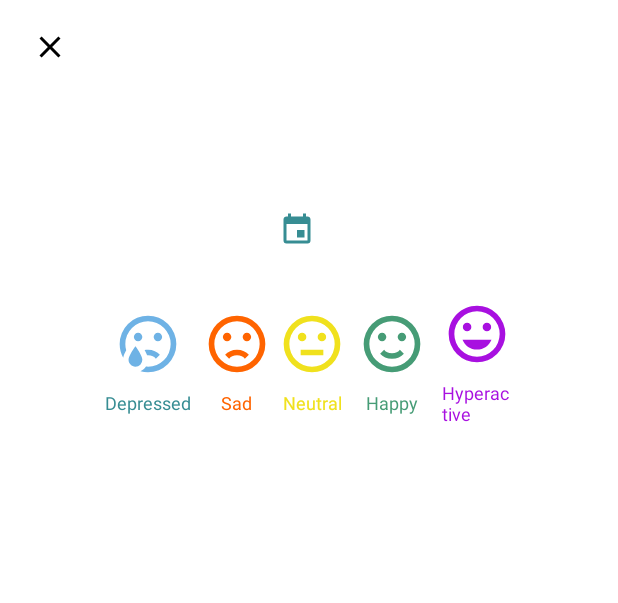
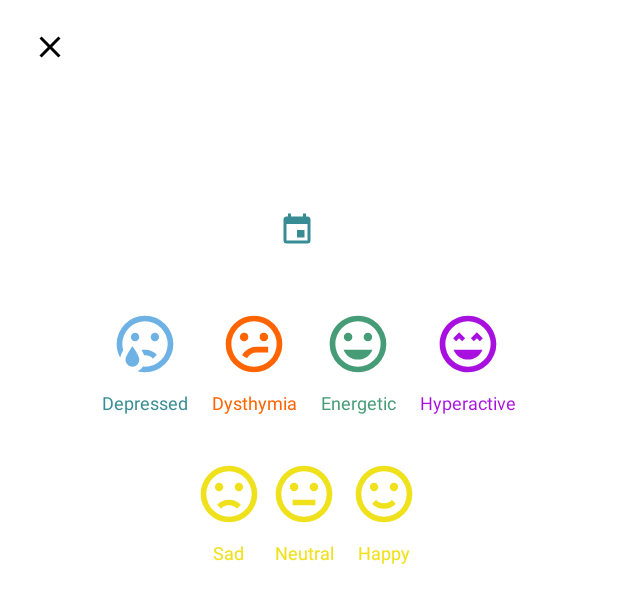
Before and after one commit to alakhalil/Mobile-interactions, an Android app: the layout fragment_feelings.xml on its own in the app's theme, with its tools: preview values and no code run, on a phone screen of 412 x 824 dp. Shown: the top 603 px of the screen. Run offline under Robolectric (Android 15) with nearby library versions, the phone set to English and light mode, and no system bars.

Commit message:
add 2 more moods and fix the changes in all fragments

```diff
--- a/MoodTracker/app/src/main/java/com/example/moodtracker/repositories/EntryRepository.java
+++ b/MoodTracker/app/src/main/java/com/example/moodtracker/repositories/EntryRepository.java
@@ -29,7 +29,7 @@ public class EntryRepository {
 
     private void setEntries() {
         int[] imageId = {R.drawable.emoticon_sad_btn, R.drawable.emoticon_happy_btn
-                , R.drawable.emoticon_depressed_btn, R.drawable.emoticon_hyperactive_btn,
+                , R.drawable.emoticon_depressed_btn, R.drawable.emoticon_energetic_btn,
                 R.drawable.emoticon_neutral_btn};
         int[] attachedImageId = {0, R.drawable.entry_img, 0, 0, 0};
         String[] feeling_description = {"Feeling sad", "Feeling happy", "Feeling depressed", "Feeling hyperactive", "Feeling neutral"};
--- a/MoodTracker/app/src/main/java/com/example/moodtracker/views/NormalFeelingsFragment.java
+++ b/MoodTracker/app/src/main/java/com/example/moodtracker/views/NormalFeelingsFragment.java
@@ -69,7 +69,7 @@ public class NormalFeelingsFragment extends BottomSheetDialogFragment {
                 getParentFragment().onDestroyView();
                 homeViewModel.addNewValue(new Entry(
                         feelingDescription,
-                        "Main reason was "+ textView.getText().toString(),
+                        "Main reason is related to "+ textView.getText().toString().toLowerCase(),
                         0,
                         feelingsIcon));
             }});
--- /dev/null
+++ b/MoodTracker/app/src/main/res/drawable-v24/emoticon_dysthymia_btn.xml
@@ -0,0 +1,8 @@
+<!-- drawable/emoticon_confused_outline.xml -->
+<vector xmlns:android="http://schemas.android.com/apk/res/android"
+    android:height="45dp"
+    android:width="45dp"
+    android:viewportWidth="24"
+    android:viewportHeight="24">
+    <path android:fillColor="#ff6400" android:pathData="M20 12A8 8 0 1 0 12 20A8 8 0 0 0 20 12M22 12A10 10 0 1 1 12 2A10 10 0 0 1 22 12M15.5 8A1.5 1.5 0 1 1 14 9.5A1.54 1.54 0 0 1 15.5 8M10 9.5A1.5 1.5 0 1 1 8.5 8A1.54 1.54 0 0 1 10 9.5M17 15H13A4 4 0 0 0 9.53 17L7.8 16A6 6 0 0 1 13 13H17Z" />
+</vector>
--- /dev/null
+++ b/MoodTracker/app/src/main/res/drawable-v24/emoticon_energetic_btn.xml
@@ -0,0 +1,8 @@
+<!-- drawable/emoticon_outline.xml -->
+<vector xmlns:android="http://schemas.android.com/apk/res/android"
+    android:height="45dp"
+    android:width="45dp"
+    android:viewportWidth="24"
+    android:viewportHeight="24">
+    <path android:fillColor="#469c76" android:pathData="M12,17.5C14.33,17.5 16.3,16.04 17.11,14H6.89C7.69,16.04 9.67,17.5 12,17.5M8.5,11A1.5,1.5 0 0,0 10,9.5A1.5,1.5 0 0,0 8.5,8A1.5,1.5 0 0,0 7,9.5A1.5,1.5 0 0,0 8.5,11M15.5,11A1.5,1.5 0 0,0 17,9.5A1.5,1.5 0 0,0 15.5,8A1.5,1.5 0 0,0 14,9.5A1.5,1.5 0 0,0 15.5,11M12,20A8,8 0 0,1 4,12A8,8 0 0,1 12,4A8,8 0 0,1 20,12A8,8 0 0,1 12,20M12,2C6.47,2 2,6.5 2,12A10,10 0 0,0 12,22A10,10 0 0,0 22,12A10,10 0 0,0 12,2Z" />
+</vector>
--- a/MoodTracker/app/src/main/res/drawable-v24/emoticon_happy_btn.xml
+++ b/MoodTracker/app/src/main/res/drawable-v24/emoticon_happy_btn.xml
@@ -4,5 +4,5 @@
     android:width="45dp"
     android:viewportWidth="24"
     android:viewportHeight="24">
-    <path android:fillColor="#469c76" android:pathData="M20,12A8,8 0 0,0 12,4A8,8 0 0,0 4,12A8,8 0 0,0 12,20A8,8 0 0,0 20,12M22,12A10,10 0 0,1 12,22A10,10 0 0,1 2,12A10,10 0 0,1 12,2A10,10 0 0,1 22,12M10,9.5C10,10.3 9.3,11 8.5,11C7.7,11 7,10.3 7,9.5C7,8.7 7.7,8 8.5,8C9.3,8 10,8.7 10,9.5M17,9.5C17,10.3 16.3,11 15.5,11C14.7,11 14,10.3 14,9.5C14,8.7 14.7,8 15.5,8C16.3,8 17,8.7 17,9.5M12,17.23C10.25,17.23 8.71,16.5 7.81,15.42L9.23,14C9.68,14.72 10.75,15.23 12,15.23C13.25,15.23 14.32,14.72 14.77,14L16.19,15.42C15.29,16.5 13.75,17.23 12,17.23Z" />
+    <path android:fillColor="#f0e11d" android:pathData="M20,12A8,8 0 0,0 12,4A8,8 0 0,0 4,12A8,8 0 0,0 12,20A8,8 0 0,0 20,12M22,12A10,10 0 0,1 12,22A10,10 0 0,1 2,12A10,10 0 0,1 12,2A10,10 0 0,1 22,12M10,9.5C10,10.3 9.3,11 8.5,11C7.7,11 7,10.3 7,9.5C7,8.7 7.7,8 8.5,8C9.3,8 10,8.7 10,9.5M17,9.5C17,10.3 16.3,11 15.5,11C14.7,11 14,10.3 14,9.5C14,8.7 14.7,8 15.5,8C16.3,8 17,8.7 17,9.5M12,17.23C10.25,17.23 8.71,16.5 7.81,15.42L9.23,14C9.68,14.72 10.75,15.23 12,15.23C13.25,15.23 14.32,14.72 14.77,14L16.19,15.42C15.29,16.5 13.75,17.23 12,17.23Z" />
 </vector>
--- a/MoodTracker/app/src/main/res/drawable-v24/emoticon_hyperactive_btn.xml
+++ b/MoodTracker/app/src/main/res/drawable-v24/emoticon_hyperactive_btn.xml
@@ -1,8 +1,8 @@
-<!-- drawable/emoticon_outline.xml -->
+<!-- drawable/emoticon_excited_outline.xml -->
 <vector xmlns:android="http://schemas.android.com/apk/res/android"
     android:height="45dp"
     android:width="45dp"
     android:viewportWidth="24"
     android:viewportHeight="24">
-    <path android:fillColor="#a810e0" android:pathData="M12,17.5C14.33,17.5 16.3,16.04 17.11,14H6.89C7.69,16.04 9.67,17.5 12,17.5M8.5,11A1.5,1.5 0 0,0 10,9.5A1.5,1.5 0 0,0 8.5,8A1.5,1.5 0 0,0 7,9.5A1.5,1.5 0 0,0 8.5,11M15.5,11A1.5,1.5 0 0,0 17,9.5A1.5,1.5 0 0,0 15.5,8A1.5,1.5 0 0,0 14,9.5A1.5,1.5 0 0,0 15.5,11M12,20A8,8 0 0,1 4,12A8,8 0 0,1 12,4A8,8 0 0,1 20,12A8,8 0 0,1 12,20M12,2C6.47,2 2,6.5 2,12A10,10 0 0,0 12,22A10,10 0 0,0 22,12A10,10 0 0,0 12,2Z" />
+    <path android:fillColor="#a810e0" android:pathData="M12,2C6.47,2 2,6.47 2,12C2,17.53 6.47,22 12,22A10,10 0 0,0 22,12C22,6.47 17.5,2 12,2M12,20A8,8 0 0,1 4,12A8,8 0 0,1 12,4A8,8 0 0,1 20,12A8,8 0 0,1 12,20M13,9.94L14.06,11L15.12,9.94L16.18,11L17.24,9.94L15.12,7.82L13,9.94M8.88,9.94L9.94,11L11,9.94L8.88,7.82L6.76,9.94L7.82,11L8.88,9.94M12,17.5C14.33,17.5 16.31,16.04 17.11,14H6.89C7.69,16.04 9.67,17.5 12,17.5Z" />
 </vector>
--- a/MoodTracker/app/src/main/res/drawable-v24/emoticon_sad_btn.xml
+++ b/MoodTracker/app/src/main/res/drawable-v24/emoticon_sad_btn.xml
@@ -4,5 +4,5 @@
     android:width="45dp"
     android:viewportWidth="24"
     android:viewportHeight="24">
-    <path android:fillColor="#ff6400" android:pathData="M20,12A8,8 0 0,0 12,4A8,8 0 0,0 4,12A8,8 0 0,0 12,20A8,8 0 0,0 20,12M22,12A10,10 0 0,1 12,22A10,10 0 0,1 2,12A10,10 0 0,1 12,2A10,10 0 0,1 22,12M15.5,8C16.3,8 17,8.7 17,9.5C17,10.3 16.3,11 15.5,11C14.7,11 14,10.3 14,9.5C14,8.7 14.7,8 15.5,8M10,9.5C10,10.3 9.3,11 8.5,11C7.7,11 7,10.3 7,9.5C7,8.7 7.7,8 8.5,8C9.3,8 10,8.7 10,9.5M12,14C13.75,14 15.29,14.72 16.19,15.81L14.77,17.23C14.32,16.5 13.25,16 12,16C10.75,16 9.68,16.5 9.23,17.23L7.81,15.81C8.71,14.72 10.25,14 12,14Z" />
+    <path android:fillColor="#f0e11d" android:pathData="M20,12A8,8 0 0,0 12,4A8,8 0 0,0 4,12A8,8 0 0,0 12,20A8,8 0 0,0 20,12M22,12A10,10 0 0,1 12,22A10,10 0 0,1 2,12A10,10 0 0,1 12,2A10,10 0 0,1 22,12M15.5,8C16.3,8 17,8.7 17,9.5C17,10.3 16.3,11 15.5,11C14.7,11 14,10.3 14,9.5C14,8.7 14.7,8 15.5,8M10,9.5C10,10.3 9.3,11 8.5,11C7.7,11 7,10.3 7,9.5C7,8.7 7.7,8 8.5,8C9.3,8 10,8.7 10,9.5M12,14C13.75,14 15.29,14.72 16.19,15.81L14.77,17.23C14.32,16.5 13.25,16 12,16C10.75,16 9.68,16.5 9.23,17.23L7.81,15.81C8.71,14.72 10.25,14 12,14Z" />
 </vector>
--- a/MoodTracker/app/src/main/res/layout/fragment_calendar.xml
+++ b/MoodTracker/app/src/main/res/layout/fragment_calendar.xml
@@ -48,7 +48,7 @@
                 android:background="@color/calendar_depressed" />
 
             <TextView
-                android:id="@+id/depressed_text"
+                android:id="@+id/depressed_btn"
                 android:layout_width="wrap_content"
                 android:layout_height="wrap_content"
                 android:layout_gravity="center"
--- a/MoodTracker/app/src/main/res/layout/fragment_feelings.xml
+++ b/MoodTracker/app/src/main/res/layout/fragment_feelings.xml
@@ -52,7 +52,7 @@
     </LinearLayout>
 
     <LinearLayout
-        android:layout_width="287dp"
+        android:layout_width="match_parent"
         android:layout_height="92dp"
         android:layout_marginTop="200dp"
         android:background="?android:attr/selectableItemBackground"
@@ -68,7 +68,7 @@
 
 
             <ImageButton
-                android:id="@+id/cry_btn"
+                android:id="@+id/depressed_btn"
                 android:layout_width="wrap_content"
                 android:layout_height="wrap_content"
                 android:background="@null"
@@ -93,6 +93,95 @@
             android:orientation="vertical">
 
             <ImageButton
+                android:id="@+id/dysthymiaBtn"
+                android:layout_width="wrap_content"
+                android:layout_height="wrap_content"
+                android:background="@null"
+                android:contentDescription="@string/todo"
+                android:src="@drawable/emoticon_dysthymia_btn" />
+
+            <TextView
+                android:id="@+id/dysthymia_text"
+                android:layout_width="wrap_content"
+                android:layout_height="wrap_content"
+                android:gravity="center"
+                android:padding="8dp"
+                android:text="@string/dysthymia"
+                android:textColor="@color/dysthymia"
+                android:textSize="12sp" />
+        </LinearLayout>
+
+        <LinearLayout
+            android:layout_width="wrap_content"
+            android:layout_height="wrap_content"
+            android:gravity="center_horizontal"
+            android:orientation="vertical">
+
+
+            <ImageButton
+                android:id="@+id/energetic_btn"
+                android:layout_width="wrap_content"
+                android:layout_height="wrap_content"
+                android:background="@null"
+                android:contentDescription="@string/todo"
+                android:src="@drawable/emoticon_energetic_btn" />
+
+
+            <TextView
+                android:id="@+id/energetic_text"
+                android:layout_width="wrap_content"
+                android:layout_height="wrap_content"
+                android:layout_gravity="center"
+                android:padding="8dp"
+                android:text="@string/energetic"
+                android:textColor="@color/energetic"
+                android:textSize="12sp" />
+        </LinearLayout>
+
+        <LinearLayout
+            android:layout_width="wrap_content"
+            android:layout_height="wrap_content"
+            android:gravity="center_horizontal"
+            android:orientation="vertical">
+
+
+            <ImageButton
+                android:id="@+id/hyperactive_btn"
+                android:layout_width="wrap_content"
+                android:layout_height="wrap_content"
+                android:background="@null"
+                android:contentDescription="@string/todo"
+                android:src="@drawable/emoticon_hyperactive_btn" />
+
+            <TextView
+                android:id="@+id/hyperactive_text"
+                android:layout_width="wrap_content"
+                android:layout_height="wrap_content"
+                android:layout_gravity="center"
+                android:padding="8dp"
+                android:text="@string/hyperactive"
+                android:textColor="@color/hyperactive"
+                android:textSize="12sp" />
+        </LinearLayout>
+
+
+    </LinearLayout>
+    <LinearLayout
+        android:layout_width="match_parent"
+        android:layout_height="92dp"
+        android:layout_marginTop="300dp"
+        android:background="?android:attr/selectableItemBackground"
+        android:gravity="center"
+        android:orientation="horizontal"
+        android:layout_centerHorizontal="true">
+
+        <LinearLayout
+            android:layout_width="wrap_content"
+            android:layout_height="wrap_content"
+            android:gravity="center_horizontal"
+            android:orientation="vertical">
+
+            <ImageButton
                 android:id="@+id/sad_btn"
                 android:layout_width="wrap_content"
                 android:layout_height="wrap_content"
@@ -107,7 +196,7 @@
                 android:gravity="center"
                 android:padding="8dp"
                 android:text="@string/sad"
-                android:textColor="#FF6400"
+                android:textColor="@color/sad"
                 android:textSize="12sp" />
         </LinearLayout>
 
@@ -134,7 +223,7 @@
                 android:layout_gravity="center"
                 android:padding="8dp"
                 android:text="@string/neutral"
-                android:textColor="#F0E11D"
+                android:textColor="@color/neutral"
                 android:textSize="12sp" />
         </LinearLayout>
 
@@ -160,38 +249,10 @@
                 android:layout_gravity="center"
                 android:padding="8dp"
                 android:text="@string/happy"
-                android:textColor="#469C76"
-                android:textSize="12sp" />
-        </LinearLayout>
-
-        <LinearLayout
-            android:layout_width="wrap_content"
-            android:layout_height="wrap_content"
-            android:gravity="center_horizontal"
-            android:orientation="vertical">
-
-
-            <ImageButton
-                android:id="@+id/hyperactive_btn"
-                android:layout_width="wrap_content"
-                android:layout_height="wrap_content"
-                android:background="@null"
-                android:contentDescription="@string/todo"
-                android:src="@drawable/emoticon_hyperactive_btn" />
-
-
-            <TextView
-                android:id="@+id/hyperactive_text"
-                android:layout_width="wrap_content"
-                android:layout_height="wrap_content"
-                android:layout_gravity="center"
-                android:padding="8dp"
-                android:text="@string/hyperactive"
-                android:textColor="#A810E0"
+                android:textColor="@color/happy"
                 android:textSize="12sp" />
         </LinearLayout>
 
     </LinearLayout>
 
-
 </RelativeLayout>
--- a/MoodTracker/app/src/main/res/values/colors.xml
+++ b/MoodTracker/app/src/main/res/values/colors.xml
@@ -13,11 +13,13 @@
     #6EB2E5
 
 
-    <color name="mood1">#6EB2E5</color>
-    <color name="mood2">#FF6400</color>
-    <color name="mood3">#F0E11D</color>
-    <color name="mood4">#469C76</color>
-    <color name="mood5">#A810E0</color>
+    <color name="depressed">#6EB2E5</color>
+    <color name="dysthymia">#FF6400</color>
+    <color name="sad">#F0E11D</color>
+    <color name="neutral">#F0E11D</color>
+    <color name="happy">#F0E11D</color>
+    <color name="energetic">#469C76</color>
+    <color name="hyperactive">#A810E0</color>
 
 
     <color name="Primary_light">#FFECF2F3</color>
--- a/MoodTracker/app/src/main/res/values/strings.xml
+++ b/MoodTracker/app/src/main/res/values/strings.xml
@@ -10,7 +10,6 @@
     <string name="add_entry">add entry</string>
     <string name="attached_image">attached_image</string>
     <string name="todo">TODO</string>
-    <string name="sad_btn">sad_btn</string>
     <string name="your_main_reason">Your main reason?</string>
 
     <!-- moods descriptions  -->
```
Also changed, not shown: MoodTracker/app/src/main/java/com/example/moodtracker/views/FeelingsFragment.java (+16 -1 lines), MoodTracker/app/src/main/java/com/example/moodtracker/views/StrongFeelingFragment.java (+9 -1 lines), MoodTracker/app/src/main/res/layout/fragment_analysis.xml (+7 -7 lines).
